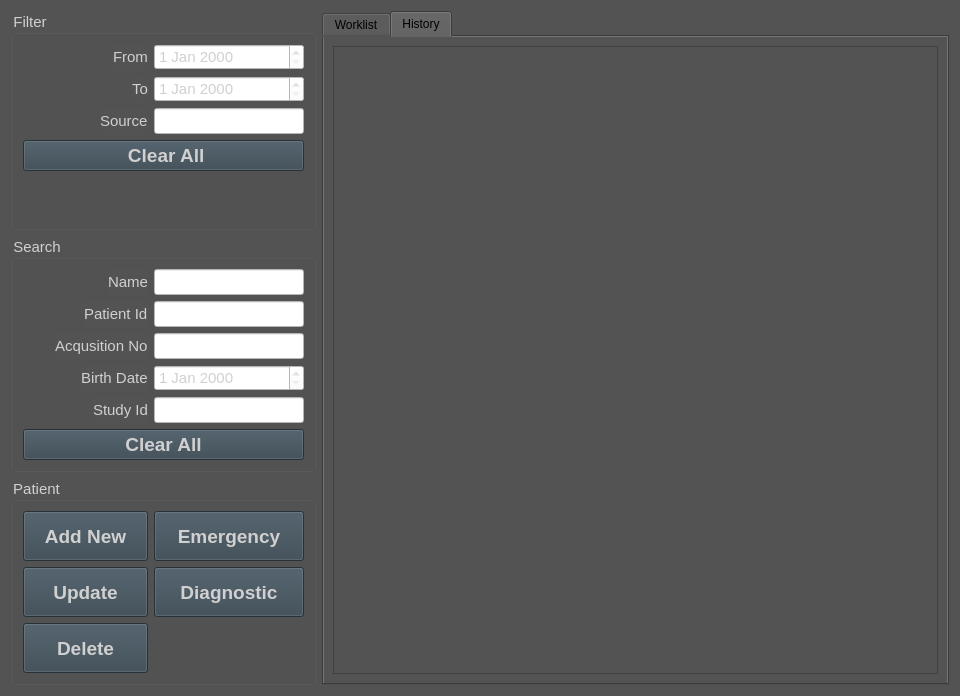
Above: View/Page/WorklistPage.ui from altay-brusan/etrek before the change. Below: the same form after it.
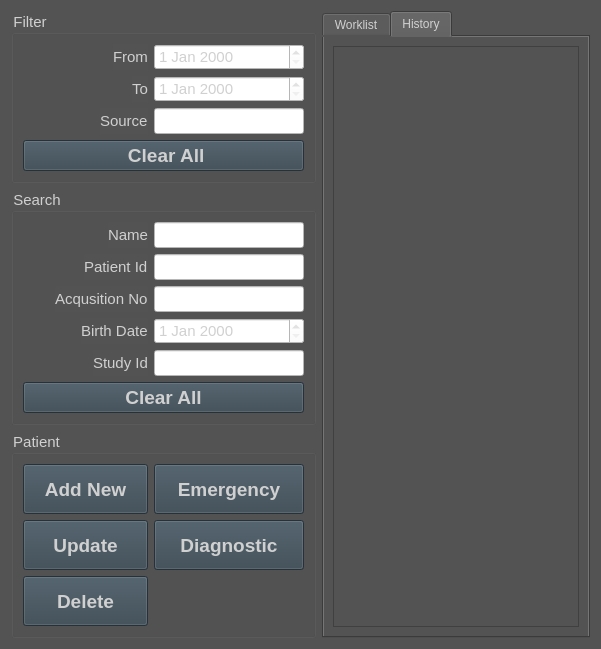
That is the form after the change. The open tabs and pages were chosen to show the change. Icons and pictures are not drawn.

Diff of the .ui file:
```diff
--- a/View/Page/WorklistPage.ui
+++ b/View/Page/WorklistPage.ui
@@ -6,15 +6,16 @@
    <rect>
     <x>0</x>
     <y>0</y>
-    <width>960</width>
-    <height>696</height>
+    <width>601</width>
+    <height>613</height>
    </rect>
   </property>
   <property name="windowTitle">
    <string>Form</string>
   </property>
   <property name="styleSheet">
-   <string notr="true">background-color: rgb(83, 83, 83);</string>
+   <string notr="true">background-color: rgb(83, 83, 83);
+color: rgb(208, 208, 208); </string>
   </property>
   <layout class="QHBoxLayout" name="horizontalLayout_11" stretch="1,9">
    <item>
@@ -27,7 +28,7 @@
         </font>
        </property>
        <property name="styleSheet">
-        <string notr="true">color: rgb(208, 208, 208);</string>
+        <string notr="true"/>
        </property>
        <property name="title">
         <string>Filter</string>
@@ -224,7 +225,7 @@
         </font>
        </property>
        <property name="styleSheet">
-        <string notr="true">color: rgb(208, 208, 208);</string>
+        <string notr="true"/>
        </property>
        <property name="title">
         <string>Search</string>
@@ -499,7 +500,7 @@
         </font>
        </property>
        <property name="styleSheet">
-        <string notr="true">color: rgb(208, 208, 208);</string>
+        <string notr="true"/>
        </property>
        <property name="title">
         <string>Patient</string>
@@ -642,7 +643,7 @@
    <item>
     <widget class="QTabWidget" name="tabWidgetQueueList">
      <property name="styleSheet">
-      <string notr="true">background-color: rgb(83, 83, 83);</string>
+      <string notr="true"/>
      </property>
      <property name="currentIndex">
       <number>0</number>
@@ -669,7 +670,7 @@
        <item>
         <widget class="QTableView" name="tableViewHistory">
          <property name="styleSheet">
-          <string notr="true">color: rgb(208, 208, 208);</string>
+          <string notr="true"/>
          </property>
         </widget>
        </item>
```
Left out of the diff: 20 changed lines with no effect on the pictures.
